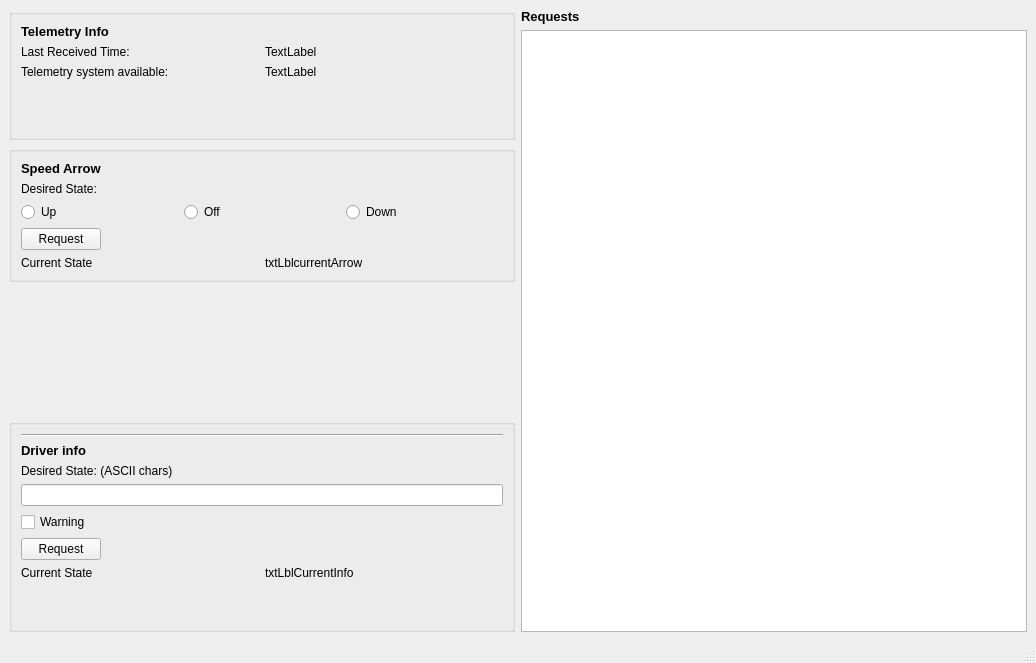
Qt form qt5designer/MainWindow.ui (SolarEnergyRacers/chase_car_telemetry) before a commit.
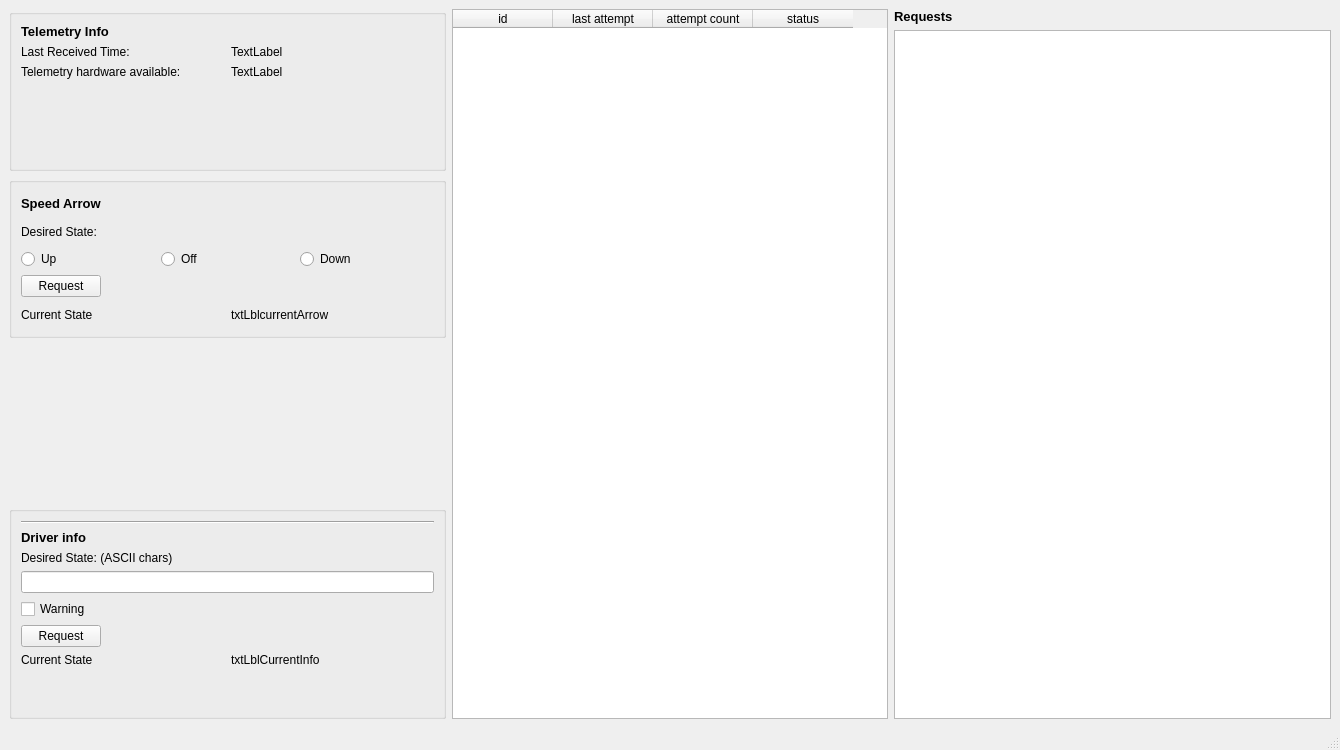
The same form after that commit. Icons and pictures are not drawn.

```diff
--- a/qt5designer/MainWindow.ui
+++ b/qt5designer/MainWindow.ui
@@ -6,8 +6,8 @@
    <rect>
     <x>0</x>
     <y>0</y>
-    <width>1036</width>
-    <height>663</height>
+    <width>1340</width>
+    <height>750</height>
    </rect>
   </property>
   <property name="windowTitle">
@@ -18,7 +18,7 @@
     <normaloff>../../../../../.designer/backup</normaloff>../../../../../.designer/backup</iconset>
   </property>
   <widget class="QWidget" name="centralwidget">
-   <layout class="QHBoxLayout" name="horizontalLayout" stretch="1,1">
+   <layout class="QHBoxLayout" name="horizontalLayout" stretch="1,1,1">
     <item>
      <layout class="QVBoxLayout" name="vertricalLayout_1" stretch="1,1,1,0">
       <item>
@@ -30,7 +30,7 @@
          <item row="2" column="0">
           <widget class="QLabel" name="label_13">
            <property name="text">
-            <string>Telemetry system available:</string>
+            <string>Telemetry hardware available:</string>
            </property>
           </widget>
          </item>
@@ -282,14 +282,45 @@
      </layout>
     </item>
     <item>
-     <layout class="QVBoxLayout" name="verticalLayout_2">
+     <widget class="QTableWidget" name="tblRequests">
+      <property name="sortingEnabled">
+       <bool>false</bool>
+      </property>
+      <column>
+       <property name="text">
+        <string>id</string>
+       </property>
+      </column>
+      <column>
+       <property name="text">
+        <string>last attempt</string>
+       </property>
+      </column>
+      <column>
+       <property name="text">
+        <string>attempt count</string>
+       </property>
+      </column>
+      <column>
+       <property name="text">
+        <string>status</string>
+       </property>
+      </column>
+     </widget>
+    </item>
+    <item>
+     <layout class="QVBoxLayout" name="verticalLayout_4" stretch="0,1">
       <property name="sizeConstraint">
-       <enum>QLayout::SetDefaultConstraint</enum>
+       <enum>QLayout::SetMinimumSize</enum>
       </property>
-      <item>
-       <layout class="QVBoxLayout" name="verticalLayout_4">
         <item>
          <widget class="QLabel" name="label_9">
+        <property name="sizePolicy">
+         <sizepolicy hsizetype="Minimum" vsizetype="Minimum">
+          <horstretch>0</horstretch>
+          <verstretch>0</verstretch>
+         </sizepolicy>
+        </property>
           <property name="font">
            <font>
             <pointsize>10</pointsize>
@@ -303,9 +334,17 @@
          </widget>
         </item>
         <item>
-         <widget class="QListView" name="lstRequests"/>
-        </item>
-       </layout>
+       <widget class="QListView" name="lstRequests">
+        <property name="enabled">
+         <bool>true</bool>
+        </property>
+        <property name="sizePolicy">
+         <sizepolicy hsizetype="MinimumExpanding" vsizetype="Expanding">
+          <horstretch>0</horstretch>
+          <verstretch>0</verstretch>
+         </sizepolicy>
+        </property>
+       </widget>
       </item>
      </layout>
     </item>
```
Lines whose indentation alone changed are shown as unchanged.
